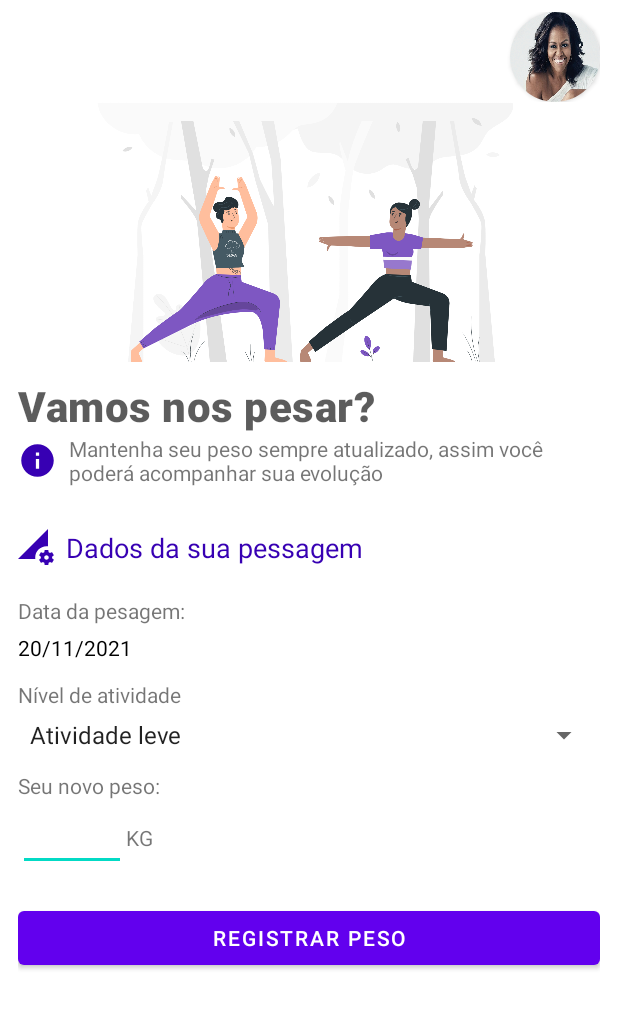
After one commit to gi0vannaj/imc---app, an Android app: the layout registro_peso.xml on its own in the app's theme, with its tools: preview values and no code run, on a phone screen of 412 x 824 dp. The commit adds this screen. Shown: the top 1009 px of the screen. Run offline under Robolectric (Android 15) with nearby library versions, the phone set to English and light mode, and no system bars; Roboto replaces fonts that are not available here.

Commit message:
registro de peso layout

```diff
--- /dev/null
+++ b/app/src/main/res/drawable/ic_info_24.xml
@@ -0,0 +1,5 @@
+<vector android:height="26dp" android:tint="?attr/colorControlNormal"
+    android:viewportHeight="24" android:viewportWidth="24"
+    android:width="26dp" xmlns:android="http://schemas.android.com/apk/res/android">
+    <path android:fillColor="@android:color/white" android:pathData="M12,2C6.48,2 2,6.48 2,12s4.48,10 10,10 10,-4.48 10,-10S17.52,2 12,2zM13,17h-2v-6h2v6zM13,9h-2L11,7h2v2z"/>
+</vector>
--- /dev/null
+++ b/app/src/main/res/drawable/icon_dados_24.xml
@@ -0,0 +1,10 @@
+<vector xmlns:android="http://schemas.android.com/apk/res/android"
+    android:width="24dp"
+    android:height="24dp"
+    android:viewportWidth="24"
+    android:viewportHeight="24"
+    android:tint="?attr/colorControlNormal">
+  <path
+      android:fillColor="@android:color/white"
+      android:pathData="M18.99,11.5c0.34,0 0.67,0.03 1,0.07L20,0 0,20h11.56c-0.04,-0.33 -0.07,-0.66 -0.07,-1 0,-4.14 3.36,-7.5 7.5,-7.5zM22.7,19.49c0.02,-0.16 0.04,-0.32 0.04,-0.49 0,-0.17 -0.01,-0.33 -0.04,-0.49l1.06,-0.83c0.09,-0.08 0.12,-0.21 0.06,-0.32l-1,-1.73c-0.06,-0.11 -0.19,-0.15 -0.31,-0.11l-1.24,0.5c-0.26,-0.2 -0.54,-0.37 -0.85,-0.49l-0.19,-1.32c-0.01,-0.12 -0.12,-0.21 -0.24,-0.21h-2c-0.12,0 -0.23,0.09 -0.25,0.21l-0.19,1.32c-0.3,0.13 -0.59,0.29 -0.85,0.49l-1.24,-0.5c-0.11,-0.04 -0.24,0 -0.31,0.11l-1,1.73c-0.06,0.11 -0.04,0.24 0.06,0.32l1.06,0.83c-0.02,0.16 -0.03,0.32 -0.03,0.49 0,0.17 0.01,0.33 0.03,0.49l-1.06,0.83c-0.09,0.08 -0.12,0.21 -0.06,0.32l1,1.73c0.06,0.11 0.19,0.15 0.31,0.11l1.24,-0.5c0.26,0.2 0.54,0.37 0.85,0.49l0.19,1.32c0.02,0.12 0.12,0.21 0.25,0.21h2c0.12,0 0.23,-0.09 0.25,-0.21l0.19,-1.32c0.3,-0.13 0.59,-0.29 0.84,-0.49l1.25,0.5c0.11,0.04 0.24,0 0.31,-0.11l1,-1.73c0.06,-0.11 0.03,-0.24 -0.06,-0.32l-1.07,-0.83zM18.99,20.5c-0.83,0 -1.5,-0.67 -1.5,-1.5s0.67,-1.5 1.5,-1.5 1.5,0.67 1.5,1.5 -0.67,1.5 -1.5,1.5z"/>
+</vector>
--- /dev/null
+++ b/app/src/main/res/drawable/info_24.xml
@@ -0,0 +1,10 @@
+<vector xmlns:android="http://schemas.android.com/apk/res/android"
+    android:width="24dp"
+    android:height="24dp"
+    android:viewportWidth="24"
+    android:viewportHeight="24"
+    android:tint="?attr/colorControlNormal">
+  <path
+      android:fillColor="@android:color/white"
+      android:pathData="M12,2C6.48,2 2,6.48 2,12s4.48,10 10,10 10,-4.48 10,-10S17.52,2 12,2zM13,17h-2v-6h2v6zM13,9h-2L11,7h2v2z"/>
+</vector>
--- a/app/src/main/res/layout/activity_dash_bord.xml
+++ b/app/src/main/res/layout/activity_dash_bord.xml
@@ -162,6 +162,7 @@
                     android:layout_marginStart="8dp"/>
 
                 <LinearLayout
+                    android:id="@+id/pesar_agora"
                     android:layout_width="match_parent"
                     android:layout_height="match_parent"
                     android:layout_toEndOf="@id/iv_balanca"
--- a/app/src/main/res/layout/activity_main.xml
+++ b/app/src/main/res/layout/activity_main.xml
@@ -126,8 +126,7 @@
                     android:id="@+id/edit_login_senha"
                     android:layout_width="match_parent"
                     android:layout_height="wrap_content"
-                    android:inputType="numberPassword"
-                    >
+                    android:inputType="numberPassword">
 
                 </EditText>
             </com.google.android.material.textfield.TextInputLayout>
--- /dev/null
+++ b/app/src/main/res/layout/registro_peso.xml
@@ -0,0 +1,133 @@
+<?xml version="1.0" encoding="utf-8"?>
+<LinearLayout xmlns:android="http://schemas.android.com/apk/res/android"
+    android:layout_width="match_parent"
+    android:layout_height="match_parent"
+    xmlns:app="http://schemas.android.com/apk/res-auto"
+    android:orientation="vertical"
+    android:paddingStart="12dp"
+    android:paddingEnd="12dp">
+
+    <LinearLayout
+    android:layout_width="match_parent"
+    android:layout_height="wrap_content"
+    android:orientation="horizontal"
+    android:gravity="end"
+    android:layout_marginTop="8dp">
+
+    <androidx.cardview.widget.CardView
+        android:layout_width="60dp"
+        android:layout_height="60dp"
+        app:cardCornerRadius="50dp">
+
+        <ImageView
+            android:layout_width="match_parent"
+            android:layout_height="match_parent"
+            android:background="@drawable/michele"
+            android:scaleType="fitXY"/>
+    </androidx.cardview.widget.CardView>
+
+    </LinearLayout>
+
+    <ImageView
+        android:layout_width="307dp"
+        android:layout_height="173dp"
+        android:layout_gravity="center"
+        android:src="@drawable/img_peso" />
+
+    <TextView
+        android:layout_width="wrap_content"
+        android:layout_height="wrap_content"
+        android:text="@string/titulo_peso"
+        android:textAppearance="@style/titulo"
+        android:layout_marginTop="10dp"/>
+
+
+    <TextView
+        android:layout_width="wrap_content"
+        android:layout_height="wrap_content"
+        android:drawableStart="@drawable/ic_info_24"
+        android:drawablePadding="8dp"
+        android:drawableTint="@color/purple_700"
+        android:gravity="center_vertical"
+        android:text="@string/info"
+        android:textAppearance="@style/TextAppearance.AppCompat.Small" />
+
+    <TextView
+        android:layout_width="match_parent"
+        android:layout_height="wrap_content"
+        android:layout_marginTop="28dp"
+        android:drawableStart="@drawable/icon_dados_24"
+        android:drawableTint="@color/purple_700"
+        android:textColor="@color/purple_700"
+        android:text="@string/dados_pessagem"
+        android:drawablePadding="8dp"
+        android:gravity="center_vertical"
+        android:textAppearance="@style/TextAppearance.AppCompat.Medium"/>
+
+    <TextView
+        android:layout_width="match_parent"
+        android:layout_height="wrap_content"
+        android:layout_marginTop="20dp"
+        android:gravity="center_vertical"
+        android:text="@string/data_pesagem"
+        android:textAppearance="@style/TextAppearance.AppCompat.Small" />
+
+    <TextView
+        android:layout_width="match_parent"
+        android:layout_height="wrap_content"
+        android:layout_marginTop="5dp"
+        android:text="20/11/2021"
+        android:gravity="center_vertical"
+        android:textColor="@color/black"
+        android:textAppearance="@style/TextAppearance.AppCompat.Small"/>
+
+    <TextView
+        android:layout_width="match_parent"
+        android:layout_height="wrap_content"
+        android:layout_marginTop="12dp"
+        android:gravity="center_vertical"
+        android:text="@string/nivel_atividade"
+        android:textAppearance="@style/TextAppearance.AppCompat.Small" />
+
+    <Spinner
+        android:layout_width="match_parent"
+        android:layout_height="wrap_content"
+        android:layout_marginTop="5dp"
+        android:entries="@array/atividade"/>
+
+    <TextView
+        android:layout_width="match_parent"
+        android:layout_height="wrap_content"
+        android:layout_marginTop="12dp"
+        android:gravity="center_vertical"
+        android:text="Seu novo peso:"
+        android:textAppearance="@style/TextAppearance.AppCompat.Small" />
+
+    <LinearLayout
+        android:layout_width="match_parent"
+        android:layout_height="50dp">
+
+        <EditText
+            android:layout_width="72dp"
+            android:layout_height="wrap_content"
+            android:layout_gravity="center_vertical" />
+
+        <TextView
+            android:layout_width="wrap_content"
+            android:layout_height="wrap_content"
+            android:text="KG"
+            android:layout_gravity="center_vertical"/>
+
+    </LinearLayout>
+
+    <Button
+        android:id="@+id/registrar_peso"
+        android:layout_width="match_parent"
+        android:layout_height="wrap_content"
+        android:text="Registrar peso"
+        style="@style/Widget.MaterialComponents.Button"
+        android:layout_marginTop="18dp">
+    </Button>
+
+
+</LinearLayout>
--- a/app/src/main/res/values/strings.xml
+++ b/app/src/main/res/values/strings.xml
@@ -19,5 +19,16 @@
     <string name="trocar_foto">Trocar foto</string>
     <string name="dados_para_autentica">Dados para autenticação</string>
     <string name="dados_pessoais">Dados pessoais</string>
+    <string name="titulo_peso">Vamos nos pesar?</string>
+    <string name="info">Mantenha seu peso sempre atualizado, assim você poderá acompanhar sua evolução</string>
+    <string name="dados_pessagem">Dados da sua pessagem</string>
+    <string name="data_pesagem">Data da pesagem:</string>
+    <string name="nivel_atividade">Nível de atividade</string>
+
+    <string-array name="atividade">
+        <item> Atividade leve</item>
+        <item> Atividade moderada</item>
+        <item> Atividade intensa</item>
+    </string-array>
 
 </resources>
--- a/app/src/main/res/values/themes.xml
+++ b/app/src/main/res/values/themes.xml
@@ -16,7 +16,7 @@
     </style>
 
     <style name="titulo" parent="TextAppearance.MaterialComponents.Headline6">
-        <item name="android:textSize">32sp</item>
+        <item name="android:textSize">28sp</item>
         <item name="android:textColor">#B2151515</item>
         <item name="android:textStyle">bold</item>
     </style>
```
Also changed, not shown: app/src/main/res/drawable-v24/img_peso.png (added).
